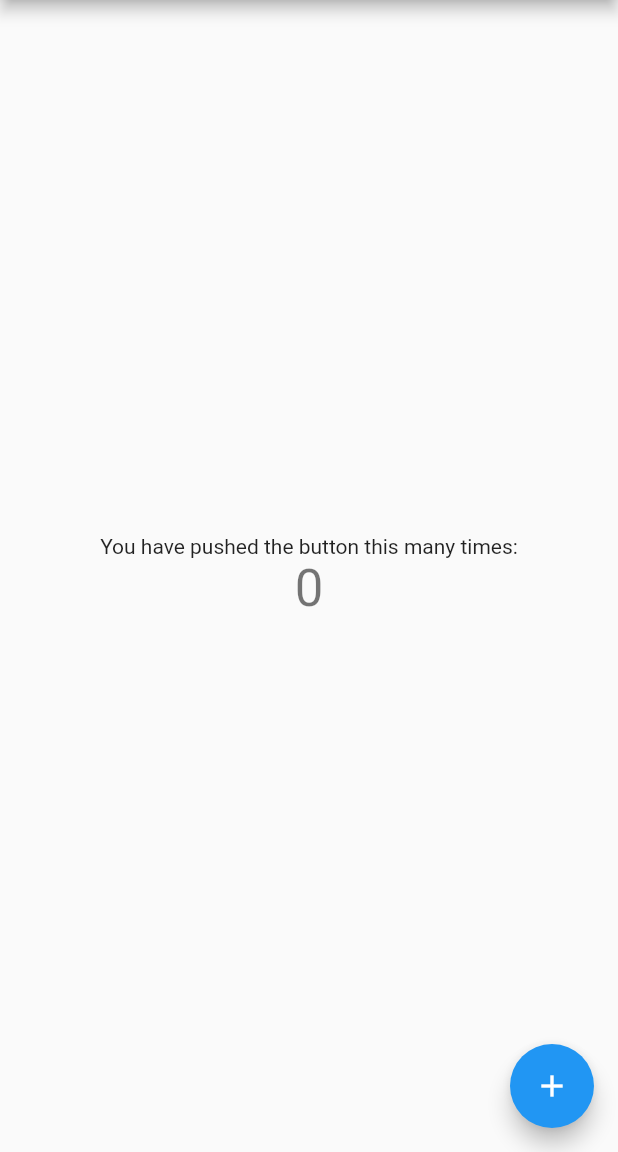
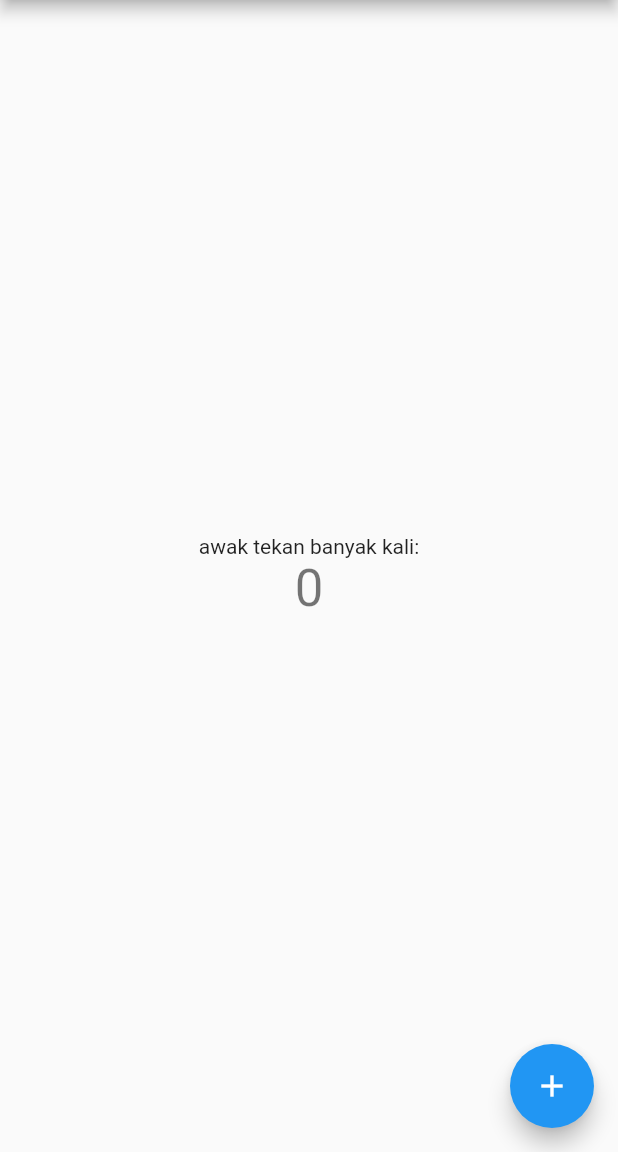
Before and after one commit to i900aiman/BookingGame, a Flutter app: the screen it shows after launch, on a phone screen of 412 x 824 dp, the part 84-1236 px from its top. Run offline on Flutter 3.47's test engine with Material 2 defaults, Android fonts, the phone set to English and light mode, and no system bars.

Commit message:
awak tekan bnyak kali

```diff
--- a/lib/main.dart
+++ b/lib/main.dart
@@ -80,7 +80,7 @@ class _MyHomePageState extends State<MyHomePage> {
           mainAxisAlignment: MainAxisAlignment.center,
           children: <Widget>[
             const Text(
-              'You have pushed the button this many times:',
+              'awak tekan banyak kali:',
             ),
             Text(
               '$_counter',
```
